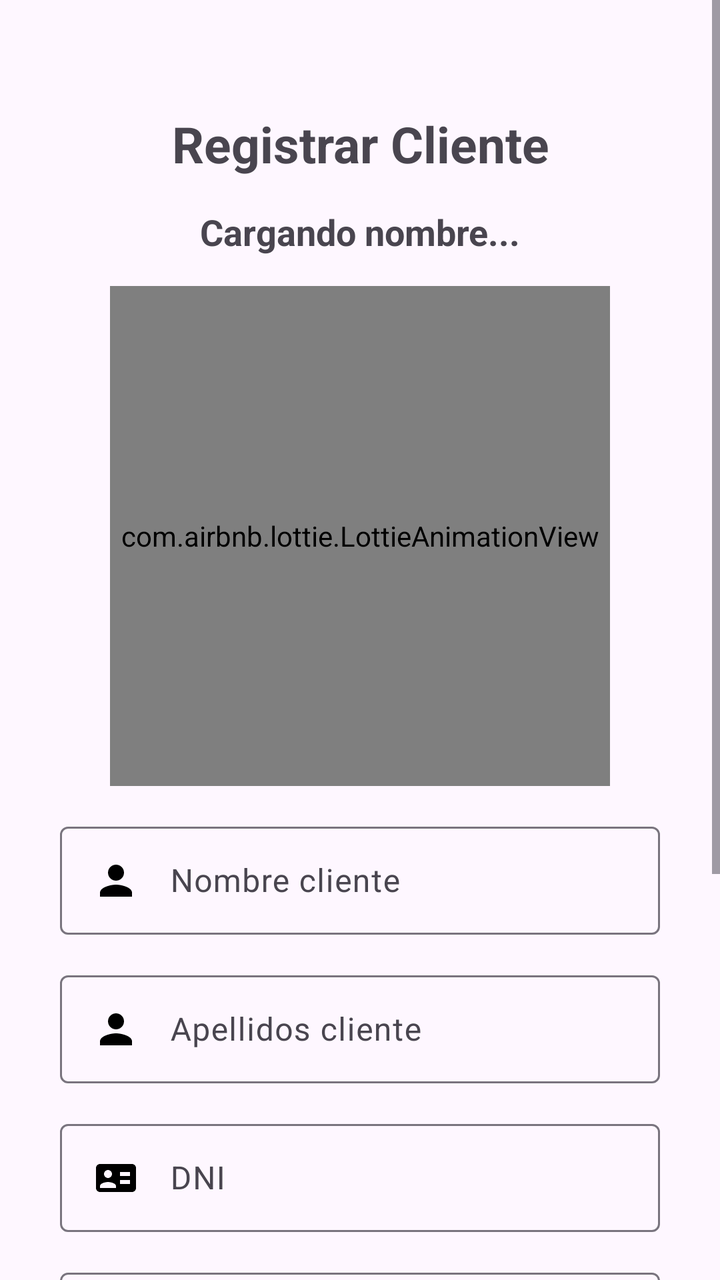
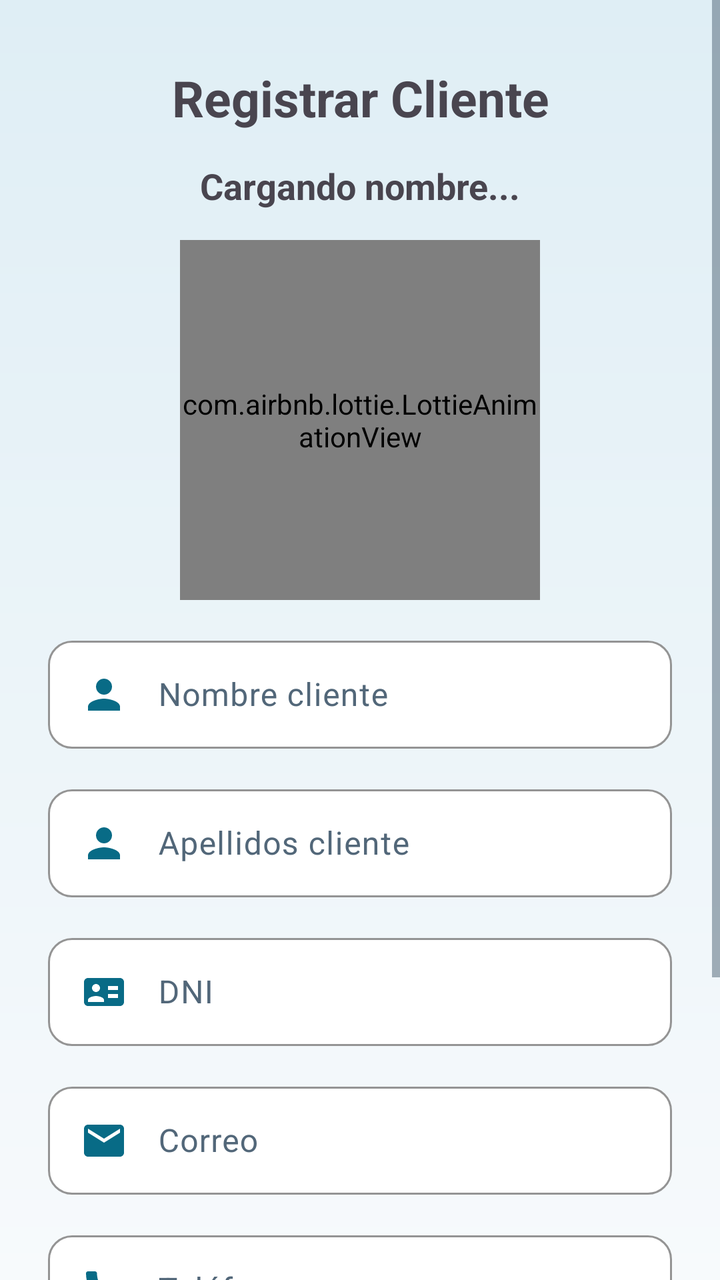

Before-and-after screenshots of an Android layout around one commit, followed by the original layout XML and the change that was made.
<!-- AndroidManifest.xml: application theme Theme.ProyectoMovil -->
<!-- res/layout/activity_agregar_cliente.xml -->
<?xml version="1.0" encoding="utf-8"?>
<ScrollView
    xmlns:android="http://schemas.android.com/apk/res/android"
    xmlns:app="http://schemas.android.com/apk/res-auto"
    xmlns:tools="http://schemas.android.com/tools"
    android:id="@+id/main"
    android:layout_width="match_parent"
    android:layout_height="match_parent"
    tools:context=".Clientes.AgregarClienteActivity">

    <androidx.appcompat.widget.LinearLayoutCompat
        android:layout_width="match_parent"
        android:layout_height="wrap_content"
        android:layout_marginTop="25dp"
        android:orientation="vertical"
        android:padding="30dp">

        <TextView
            android:layout_width="match_parent"
            android:layout_height="wrap_content"
            android:gravity="center"
            android:text="Registrar Cliente"
            android:textSize="25sp"
            android:textStyle="bold" />

        <TextView
            android:id="@+id/tvNombreUsuario"
            android:layout_width="match_parent"
            android:layout_height="wrap_content"
            android:layout_marginTop="15dp"
            android:gravity="center"
            android:text="Cargando nombre..."
            android:textSize="18sp"
            android:textStyle="bold" />

        <com.airbnb.lottie.LottieAnimationView
            android:layout_width="250dp"
            android:layout_height="250dp"
            android:layout_gravity="center"
            android:layout_margin="15dp"
            app:lottie_autoPlay="true"
            app:lottie_fileName="plataforma.json"
            app:lottie_imageAssetsFolder="assets"
            app:lottie_loop="true" />

        <com.google.android.material.textfield.TextInputLayout
            android:layout_width="match_parent"
            android:layout_height="wrap_content">

            <EditText
                android:id="@+id/etnombrecli"
                android:layout_width="match_parent"
                android:layout_height="wrap_content"
                android:drawableStart="@drawable/nomapellidos"
                android:drawablePadding="15dp"
                android:hint="Nombre cliente"
                android:inputType="text"
                android:padding="15dp" />

        </com.google.android.material.textfield.TextInputLayout>

        <com.google.android.material.textfield.TextInputLayout
            android:layout_width="match_parent"
            android:layout_height="wrap_content"
            android:layout_marginTop="15dp">

            <EditText
                android:id="@+id/etapellidoscli"
                android:layout_width="match_parent"
                android:layout_height="wrap_content"
                android:drawableStart="@drawable/nomapellidos"
                android:drawablePadding="15dp"
                android:hint="Apellidos cliente"
                android:inputType="text"
                android:padding="15dp" />

        </com.google.android.material.textfield.TextInputLayout>

        
        <com.google.android.material.textfield.TextInputLayout
            android:layout_width="match_parent"
            android:layout_height="wrap_content"
            android:layout_marginTop="15dp">

            <EditText
                android:id="@+id/etdnicli"
                android:layout_width="match_parent"
                android:layout_height="wrap_content"
                android:drawableStart="@drawable/dni"
                android:drawablePadding="15dp"
                android:hint="DNI"
                android:inputType="number"
                android:maxLength="8"
                android:padding="15dp" />

        </com.google.android.material.textfield.TextInputLayout>

        <com.google.android.material.textfield.TextInputLayout
            android:layout_width="match_parent"
            android:layout_height="wrap_content"
            android:layout_marginTop="15dp">

            <EditText
                android:id="@+id/etcorreocli"
                android:layout_width="match_parent"
                android:layout_height="wrap_content"
                android:drawableStart="@drawable/correo"
                android:drawablePadding="15dp"
                android:hint="Correo"
                android:inputType="textEmailAddress"
                android:padding="15dp" />

        </com.google.android.material.textfield.TextInputLayout>

        <com.google.android.material.textfield.TextInputLayout
            android:layout_width="match_parent"
            android:layout_height="wrap_content"
            android:layout_marginTop="15dp">

            <EditText
                android:id="@+id/ettelefonocli"
                android:layout_width="match_parent"
                android:layout_height="wrap_content"
                android:drawableStart="@drawable/telefono"
                android:drawablePadding="15dp"
                android:hint="Teléfono"
                android:inputType="phone"
                android:padding="15dp" />

        </com.google.android.material.textfield.TextInputLayout>

        <com.google.android.material.textfield.TextInputLayout
            android:layout_width="match_parent"
            android:layout_height="wrap_content"
            android:layout_marginTop="15dp">

            <EditText
                android:id="@+id/etdireccioncli"
                android:layout_width="match_parent"
                android:layout_height="wrap_content"
                android:drawableStart="@drawable/direcion"
                android:drawablePadding="15dp"
                android:hint="Dirección"
                android:inputType="text"
                android:padding="15dp" />

        </com.google.android.material.textfield.TextInputLayout>

        <Button
            android:id="@+id/btnGuardarCliente"
            android:layout_width="220dp"
            android:layout_height="wrap_content"
            android:layout_gravity="center"
            android:layout_marginTop="20dp"
            android:drawableStart="@drawable/guardar"
            android:text="Guardar"
            android:textSize="18sp"
            android:textStyle="bold" />

    </androidx.appcompat.widget.LinearLayoutCompat>

</ScrollView>
<!-- resources referenced by this layout -->
<resources>
  <!-- drawable correo (drawable) -->
  <?xml version="1.0" encoding="utf-8"?>
  
  
  <vector xmlns:android="http://schemas.android.com/apk/res/android"
      android:width="24dp"
      android:height="24dp"
      android:viewportWidth="24"
      android:viewportHeight="24">
  
      <path
          android:fillColor="#000000"
          android:pathData="M20,4H4c-1.1,0 -1.99,0.9 -1.99,2L2,18c0,1.1 0.9,2 2,2h16c1.1,0 2,-0.9 2,-2V6c0,-1.1 -0.9,-2 -2,-2zM20,8l-8,5 -8,-5V6l8,5 8,-5v2z" />
  
  </vector>
  <!-- drawable direcion (drawable) -->
  <?xml version="1.0" encoding="utf-8"?>
  
  
  <vector xmlns:android="http://schemas.android.com/apk/res/android"
      android:width="24dp"
      android:height="24dp"
      android:viewportWidth="24"
      android:viewportHeight="24">
  
      <path
          android:fillColor="#000000"
          android:pathData="M12,2C8.13,2 5,5.13 5,9c0,5.25 7,13 7,13s7,-7.75 7,-13c0,-3.87 -3.13,-7 -7,-7zM12,11.5c-1.38,0 -2.5,-1.12 -2.5,-2.5s1.12,-2.5 2.5,-2.5 2.5,1.12 2.5,2.5 -1.12,2.5 -2.5,2.5z" />
  
  </vector>
  <!-- drawable nomapellidos (drawable) -->
  <?xml version="1.0" encoding="utf-8"?>
  
  
  <vector xmlns:android="http://schemas.android.com/apk/res/android"
      android:width="24dp"
      android:height="24dp"
      android:viewportWidth="24"
      android:viewportHeight="24">
  
      <path
          android:fillColor="#000000"
          android:pathData="M12,12c2.21,0 4,-1.79 4,-4s-1.79,-4 -4,-4 -4,1.79 -4,4 1.79,4 4,4zM12,14c-2.67,0 -8,1.34 -8,4v2h16v-2c0,-2.66 -5.33,-4 -8,-4z" />
  
  </vector>
  <style name="Theme.ProyectoMovil" parent="Base.Theme.ProyectoMovil" />
  <style name="Base.Theme.ProyectoMovil" parent="Theme.Material3.DayNight.NoActionBar">
          <item name="colorPrimary">@color/colorPrimary</item>
          <item name="colorPrimaryVariant">@color/colorPrimaryDark</item>
          <item name="colorOnPrimary">@color/white</item>
          <item name="colorOnSecondary">@color/black</item>
          <item name="color">#e9e8ec</item>
      </style>
  <color name="colorPrimary">#5abbd7</color>
  <color name="colorPrimaryDark">#0c4354</color>
  <color name="white">#FFFFFFFF</color>
  <color name="black">#FF000000</color>
  <!-- unchanged entries left out for length: 3 -->
</resources>

<!-- the commit's change to res/layout/activity_agregar_cliente.xml (unified diff, before → after) -->
@@ -4,16 +4,19 @@
     xmlns:app="http://schemas.android.com/apk/res-auto"
     xmlns:tools="http://schemas.android.com/tools"
     android:id="@+id/main"
+    android:theme="@style/Theme.Seminario.Clear"
+    android:fillViewport="true"
     android:layout_width="match_parent"
     android:layout_height="match_parent"
+    android:background="@drawable/bg_form_soft"
     tools:context=".Clientes.AgregarClienteActivity">
 
     <androidx.appcompat.widget.LinearLayoutCompat
         android:layout_width="match_parent"
         android:layout_height="wrap_content"
-        android:layout_marginTop="25dp"
+        android:layout_marginTop="8dp"
         android:orientation="vertical"
-        android:padding="30dp">
+        android:padding="24dp">
 
         <TextView
             android:layout_width="match_parent"
@@ -34,8 +37,8 @@
             android:textStyle="bold" />
 
         <com.airbnb.lottie.LottieAnimationView
-            android:layout_width="250dp"
-            android:layout_height="250dp"
+            android:layout_width="180dp"
+            android:layout_height="180dp"
             android:layout_gravity="center"
             android:layout_margin="15dp"
             app:lottie_autoPlay="true"
@@ -48,6 +51,7 @@
             android:layout_height="wrap_content">
 
             <EditText
+                        android:drawableTint="@color/ui_accent"
                 android:id="@+id/etnombrecli"
                 android:layout_width="match_parent"
                 android:layout_height="wrap_content"
@@ -65,6 +69,7 @@
             android:layout_marginTop="15dp">
 
             <EditText
+                        android:drawableTint="@color/ui_accent"
                 android:id="@+id/etapellidoscli"
                 android:layout_width="match_parent"
                 android:layout_height="wrap_content"
@@ -83,6 +88,7 @@
             android:layout_marginTop="15dp">
 
             <EditText
+                        android:drawableTint="@color/ui_accent"
                 android:id="@+id/etdnicli"
                 android:layout_width="match_parent"
                 android:layout_height="wrap_content"
@@ -101,6 +107,7 @@
             android:layout_marginTop="15dp">
 
             <EditText
+                        android:drawableTint="@color/ui_accent"
                 android:id="@+id/etcorreocli"
                 android:layout_width="match_parent"
                 android:layout_height="wrap_content"
@@ -118,6 +125,7 @@
             android:layout_marginTop="15dp">
 
             <EditText
+                        android:drawableTint="@color/ui_accent"
                 android:id="@+id/ettelefonocli"
                 android:layout_width="match_parent"
                 android:layout_height="wrap_content"
@@ -135,6 +143,7 @@
             android:layout_marginTop="15dp">
 
             <EditText
+                        android:drawableTint="@color/ui_accent"
                 android:id="@+id/etdireccioncli"
                 android:layout_width="match_parent"
                 android:layout_height="wrap_content"
<!-- resource entries referenced after the edit -->
@@ -1,5 +1,10 @@
 <!-- resources referenced by this layout -->
 <resources>
+  <color name="ui_accent">#086B86</color>
+  <!-- drawable bg_form_soft (drawable) -->
+  <shape xmlns:android="http://schemas.android.com/apk/res/android">
+      <gradient android:angle="270" android:startColor="#DFEEF5" android:endColor="#F7FAFC" />
+  </shape>
   <!-- drawable correo (drawable) -->
   <?xml version="1.0" encoding="utf-8"?>
   
@@ -45,6 +50,15 @@
           android:pathData="M12,12c2.21,0 4,-1.79 4,-4s-1.79,-4 -4,-4 -4,1.79 -4,4 1.79,4 4,4zM12,14c-2.67,0 -8,1.34 -8,4v2h16v-2c0,-2.66 -5.33,-4 -8,-4z" />
   
   </vector>
+  <style name="Theme.Seminario.Clear" parent="Theme.Material3.Light.NoActionBar">
+          <item name="colorPrimary">@color/ui_accent</item>
+          <item name="colorOnPrimary">@color/white</item>
+          <item name="colorOnSurface">@color/ui_ink</item>
+          <item name="android:textColorPrimary">@color/ui_ink</item>
+          <item name="android:textColorSecondary">@color/ui_muted</item>
+          <item name="colorSurface">@color/white</item>
+          <item name="textInputStyle">@style/Widget.Seminario.Input</item>
+      </style>
   <style name="Theme.ProyectoMovil" parent="Base.Theme.ProyectoMovil" />
   <style name="Base.Theme.ProyectoMovil" parent="Theme.Material3.DayNight.NoActionBar">
           <item name="colorPrimary">@color/colorPrimary</item>
@@ -56,6 +70,18 @@
   <color name="colorPrimary">#5abbd7</color>
   <color name="colorPrimaryDark">#0c4354</color>
   <color name="white">#FFFFFFFF</color>
+  <color name="ui_ink">#17354A</color>
+  <color name="ui_muted">#526779</color>
+  <style name="Widget.Seminario.Input" parent="Widget.Material3.TextInputLayout.OutlinedBox">
+          <item name="boxBackgroundColor">@color/white</item>
+          <item name="boxStrokeColor">@color/ui_accent</item>
+          <item name="android:textColorHint">@color/ui_muted</item>
+          <item name="hintTextColor">@color/ui_accent</item>
+          <item name="boxCornerRadiusTopStart">12dp</item>
+          <item name="boxCornerRadiusTopEnd">12dp</item>
+          <item name="boxCornerRadiusBottomStart">12dp</item>
+          <item name="boxCornerRadiusBottomEnd">12dp</item>
+      </style>
   <color name="black">#FF000000</color>
   <!-- unchanged entries left out for length: 3 -->
 </resources>
